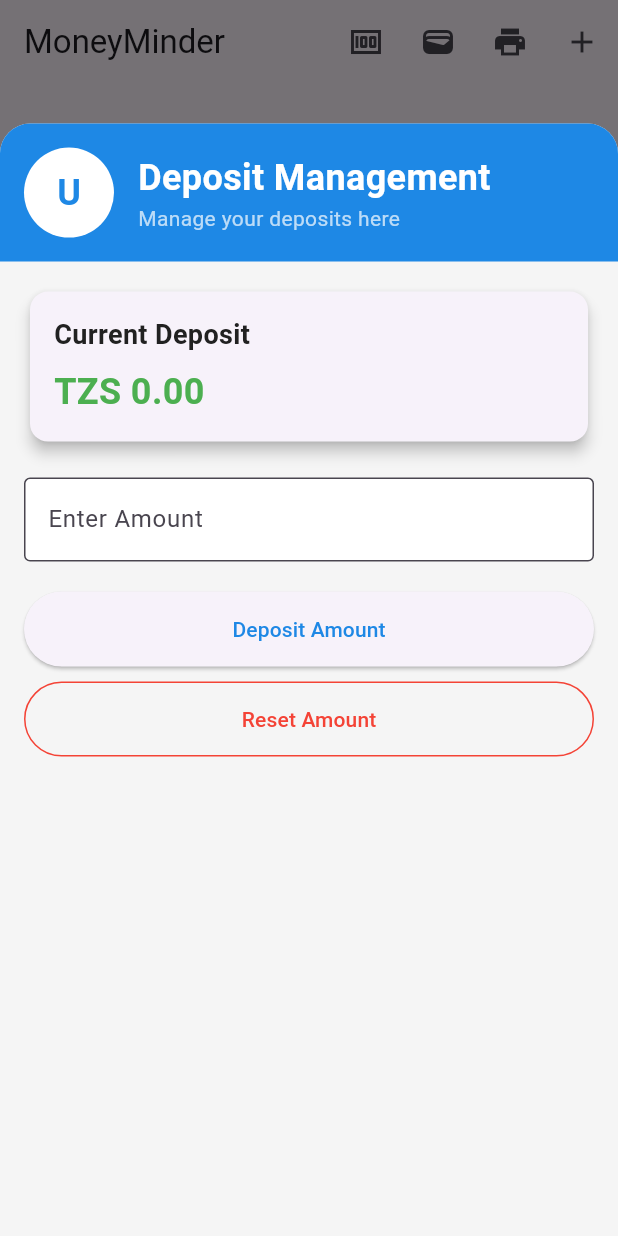
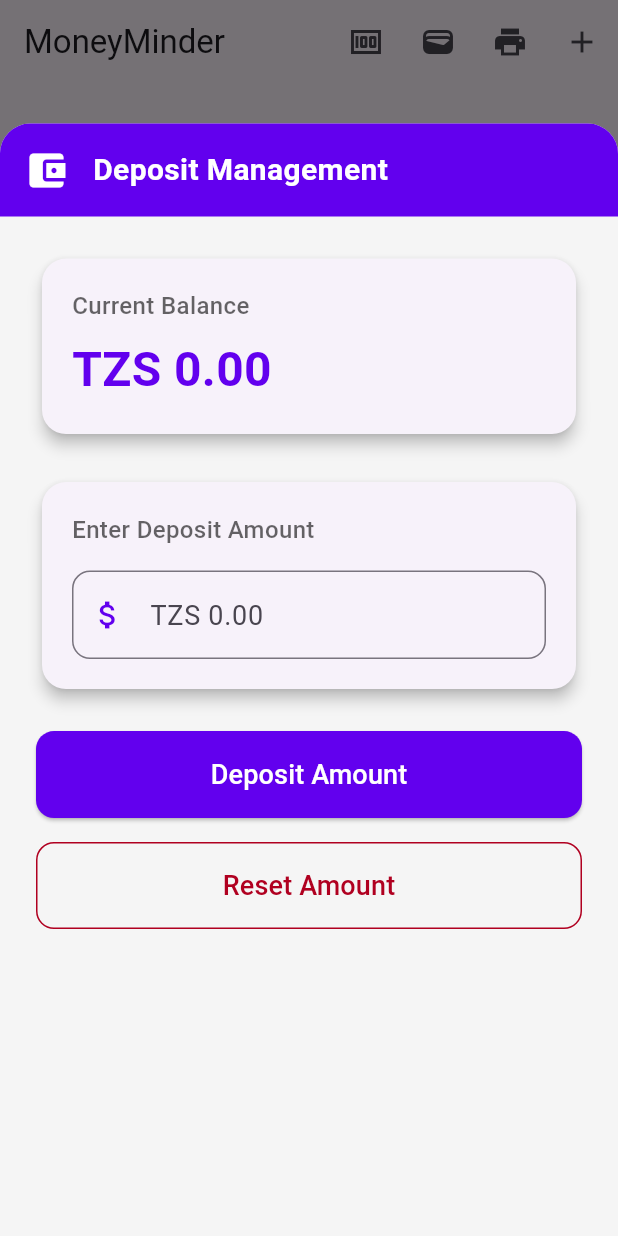
Before and after one commit to V1C70R264/budget_planner, a Flutter app: the screen it shows after launch, after a tap on the "money" icon, on a phone screen of 412 x 824 dp. Run offline on Flutter 3.47's test engine with Material 3 defaults, Android fonts, the phone set to English and light mode, and no system bars; our stand-ins replace fl_chart, flutter_local_notifications, open_file, pdf; project files that could hold a hidden picture were left out.

Commit message:
committing again

```diff
--- a/lib/expenses.dart
+++ b/lib/expenses.dart
@@ -21,14 +21,15 @@ class Expenses extends StatefulWidget {
 }
 
 class AppColors {
-  static const Color primary = Color(0xFF1E88E5);
-  static const Color secondary = Color(0xFF00ACC1);
-  static const Color accent = Color(0xFFFF9800);
+  static const Color primary = Color(0xFF6200EE);
+  static const Color primaryVariant = Color(0xFF3700B3);
+  static const Color secondary = Color(0xFF03DAC6);
   static const Color background = Color(0xFFF5F5F5);
-  static const Color textPrimary = Color(0xFF212121);
-  static const Color textSecondary = Color(0xFF757575);
-  static const Color success = Color(0xFF4CAF50);
-  static const Color error = Color(0xFFF44336);
+  static const Color surface = Color(0xFFFFFFFF);
+  static const Color error = Color(0xFFB00020);
+  static const Color onPrimary = Color(0xFFFFFFFF);
+  static const Color onBackground = Color(0xFF000000);
+  static const Color onSurface = Color(0xFF000000);
 }
 
 class _ExpensesState extends State<Expenses> {
@@ -142,12 +143,12 @@ class _ExpensesState extends State<Expenses> {
               Expanded(
                 child: ListView(
                   controller: controller,
-                  padding: EdgeInsets.all(16),
+                  padding: EdgeInsets.all(24),
                   children: [
-                    _buildCurrentDepositCard(),
-                    SizedBox(height: 20),
+                    _buildCurrentBalance(),
+                    SizedBox(height: 24),
                     _buildDepositInput(),
-                    SizedBox(height: 20),
+                    SizedBox(height: 24),
                     _buildActionButtons(),
                   ],
                 ),
@@ -166,72 +167,49 @@ class _ExpensesState extends State<Expenses> {
         color: AppColors.primary,
         borderRadius: BorderRadius.vertical(top: Radius.circular(20)),
       ),
+      child: SafeArea(
         child: Row(
           children: [
-          CircleAvatar(
-            backgroundColor: Colors.white,
-            radius: 30,
-            child: Text(
-              'U', // First letter of sample username
-              style: TextStyle(
-                fontSize: 24,
-                fontWeight: FontWeight.bold,
-                color: AppColors.primary,
-              ),
-            ),
-          ),
+            Icon(Icons.account_balance_wallet, color: AppColors.onPrimary, size: 30),
             SizedBox(width: 16),
-          Expanded(
-            child: Column(
-              crossAxisAlignment: CrossAxisAlignment.start,
-              children: [
             Text(
               'Deposit Management',
               style: TextStyle(
-                    fontSize: 24,
+                color: AppColors.onPrimary,
+                fontSize: 20,
                 fontWeight: FontWeight.bold,
-                    color: Colors.white,
-                  ),
-                ),
-                Text(
-                  'Manage your deposits here',
-                  style: TextStyle(
-                    fontSize: 14,
-                    color: Colors.white70,
               ),
             ),
           ],
         ),
       ),
-        ],
-      ),
     );
   }
 
-  Widget _buildCurrentDepositCard() {
+  Widget _buildCurrentBalance() {
     return Card(
       elevation: 4,
-      shape: RoundedRectangleBorder(borderRadius: BorderRadius.circular(12)),
+      shape: RoundedRectangleBorder(borderRadius: BorderRadius.circular(16)),
       child: Padding(
-        padding: const EdgeInsets.all(16.0),
+        padding: EdgeInsets.all(20),
         child: Column(
           crossAxisAlignment: CrossAxisAlignment.start,
           children: [
             Text(
-              'Current Deposit',
+              'Current Balance',
               style: TextStyle(
-                fontSize: 18,
-                fontWeight: FontWeight.bold,
-                color: AppColors.textPrimary,
+                fontSize: 16,
+                fontWeight: FontWeight.w500,
+                color: AppColors.onSurface.withOpacity(0.6),
               ),
             ),
             SizedBox(height: 8),
             Text(
               'TZS ${formatter.format(double.tryParse(_depositAmountController.text) ?? 0)}',
               style: TextStyle(
-                fontSize: 24,
+                fontSize: 32,
                 fontWeight: FontWeight.bold,
-                color: AppColors.success,
+                color: AppColors.primary,
               ),
             ),
           ],
@@ -241,15 +219,42 @@ class _ExpensesState extends State<Expenses> {
   }
 
   Widget _buildDepositInput() {
-    return TextField(
+    return Card(
+      elevation: 4,
+      shape: RoundedRectangleBorder(borderRadius: BorderRadius.circular(16)),
+      child: Padding(
+        padding: EdgeInsets.all(20),
+        child: Column(
+          crossAxisAlignment: CrossAxisAlignment.start,
+          children: [
+            Text(
+              'Enter Deposit Amount',
+              style: TextStyle(
+                fontSize: 16,
+                fontWeight: FontWeight.w500,
+                color: AppColors.onSurface.withOpacity(0.6),
+              ),
+            ),
+            SizedBox(height: 16),
+            TextFormField(
               controller: _depositAmountController,
               keyboardType: TextInputType.number,
+              style: TextStyle(fontSize: 18, color: AppColors.onSurface),
               decoration: InputDecoration(
-        labelText: 'Enter Amount',
-        prefixText: 'TZS ',
-        border: OutlineInputBorder(),
-        filled: true,
-        fillColor: Colors.white,
+                hintText: 'TZS 0.00',
+                prefixIcon: Icon(Icons.attach_money, color: AppColors.primary),
+                border: OutlineInputBorder(
+                  borderRadius: BorderRadius.circular(12),
+                  borderSide: BorderSide(color: AppColors.primary),
+                ),
+                focusedBorder: OutlineInputBorder(
+                  borderRadius: BorderRadius.circular(12),
+                  borderSide: BorderSide(color: AppColors.primary, width: 2),
+                ),
+              ),
+            ),
+          ],
+        ),
       ),
     );
   }
@@ -262,25 +267,25 @@ class _ExpensesState extends State<Expenses> {
             Navigator.pop(context);
             _showDepositConfirmation();
           },
-          child: Text('Deposit Amount'),
+          child: Text('Deposit Amount', style: TextStyle(fontSize: 18)),
           style: ElevatedButton.styleFrom(
-            foregroundColor: AppColors.primary,
-            padding: EdgeInsets.symmetric(vertical: 15),
-            minimumSize: Size(double.infinity, 50),
+            primary: AppColors.primary,
+            onPrimary: AppColors.onPrimary,
+            padding: EdgeInsets.symmetric(vertical: 16),
+            shape: RoundedRectangleBorder(borderRadius: BorderRadius.circular(12)),
+            minimumSize: Size(double.infinity, 55),
           ),
         ),
-        SizedBox(height: 10),
+        SizedBox(height: 16),
         OutlinedButton(
-          onPressed: () {
-            Navigator.pop(context);
-            _resetAmount();
-          },
-          child: Text('Reset Amount'),
+          onPressed: _resetAmount,
+          child: Text('Reset Amount', style: TextStyle(fontSize: 18)),
           style: OutlinedButton.styleFrom(
-            foregroundColor: AppColors.error,
+            primary: AppColors.error,
             side: BorderSide(color: AppColors.error),
-            padding: EdgeInsets.symmetric(vertical: 15),
-            minimumSize: Size(double.infinity, 50),
+            padding: EdgeInsets.symmetric(vertical: 16),
+            shape: RoundedRectangleBorder(borderRadius: BorderRadius.circular(12)),
+            minimumSize: Size(double.infinity, 55),
           ),
         ),
       ],
@@ -307,64 +312,11 @@ class _ExpensesState extends State<Expenses> {
   }
 
   void _resetAmount() {
-    final formKey = GlobalKey<FormFieldState>();
-    bool isValidAmount = false;
-
-    showDialog(
-      context: context,
-      builder: (ctx) => StatefulBuilder(
-        builder: (context, setState) {
-          return AlertDialog(
-            title: const Text('Reset Amount'),
-            content: TextFormField(
-              key: formKey,
-              controller: _depositAmountController,
-              keyboardType: TextInputType.number,
-              decoration: const InputDecoration(
-                labelText: 'New Deposit Amount',
-                prefixText: "TZS ",
-              ),
-              autovalidateMode: AutovalidateMode.onUserInteraction,
-              validator: (value) {
-                if (value == null || value.isEmpty) {
-                  return 'Please enter an amount';
-                }
-                double? amount = double.tryParse(value);
-                if (amount == null || amount < balanceRemained) {
-                  return 'Amount less than TZS ${formatter.format(balanceRemained)}';
-                }
-                return null;
-              },
-              onChanged: (value) {
     setState(() {
-                  isValidAmount = formKey.currentState!.validate();
+      _depositAmountController.clear();
     });
-              },
-            ),
-            actions: [
-              TextButton(
-                onPressed: () {
-                  Navigator.pop(context);
-                },
-                child: const Text('Cancel'),
-              ),
-              TextButton(
-                onPressed: isValidAmount
-                    ? () {
-                        double newAmount = double.tryParse(_depositAmountController.text) ?? 0;
-                        this.setState(() {
-                          balanceRemained = newAmount;
-                        });
-                        Navigator.pop(context); // Close the dialog
-                        Navigator.pop(context); // Return to the expenses screen
-                      }
-                    : null,
-                child: const Text('Confirm'),
-              ),
-            ],
-          );
-        }
-      ),
+    ScaffoldMessenger.of(context).showSnackBar(
+      SnackBar(content: Text('Deposit amount has been reset')),
     );
   }
 
```
Lines whose indentation alone changed are shown as unchanged.
